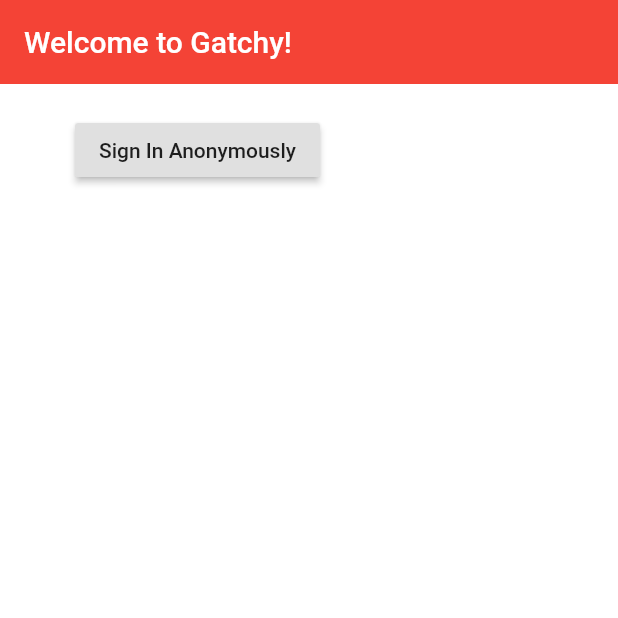
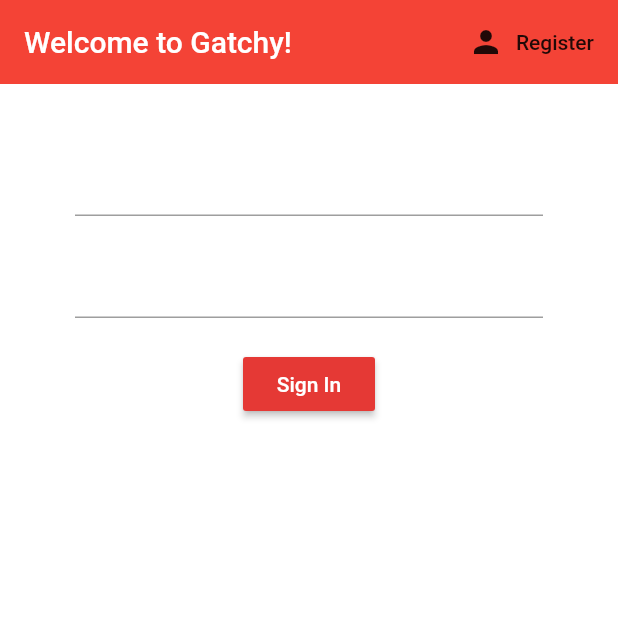
Before and after one commit to bri-shin/gatchy_work, a Flutter app: the screen it shows after launch, on a phone screen of 412 x 824 dp, the top half of it. Run offline on Flutter 3.47's test engine with Material 2 defaults, Android fonts, the phone set to English and light mode, and no system bars; our stand-ins replace firebase_auth; accounts and stored records are empty.

Commit message:
email register implemented

```diff
--- a/lib/screens/authenticate/authenticate.dart
+++ b/lib/screens/authenticate/authenticate.dart
@@ -1,5 +1,8 @@
 import 'package:flutter/material.dart';
 import 'package:gatchy_work/screens/authenticate/sign_in.dart';
+import 'package:gatchy_work/screens/authenticate/register.dart';
+
+// Wrapper for changing between register and sign in
 
 class Authenticate extends StatefulWidget {
   @override
@@ -7,10 +10,18 @@
 }
 
 class _AuthenticateState extends State<Authenticate> {
+
+  bool showSignIn = true;
+  void toggleView() {
+    setState(() => showSignIn = !showSignIn);
+  }
+
   @override
   Widget build(BuildContext context) {
-    return Container(
-      child: SignIn(),
-    );
+    if(showSignIn){
+      return SignIn(toggleView: toggleView );
+    } else {
+      return Register(toggleView: toggleView);
+    }
   }
 }
--- a/lib/screens/authenticate/sign_in.dart
+++ b/lib/screens/authenticate/sign_in.dart
@@ -2,6 +2,10 @@
 import 'package:gatchy_work/services/auth.dart';
 
 class SignIn extends StatefulWidget {
+
+  final Function toggleView;
+  SignIn({ this.toggleView});
+
   @override
   _SignInState createState() => _SignInState();
 }
@@ -9,6 +13,11 @@
 class _SignInState extends State<SignIn> {
 
   final AuthService _auth = AuthService();
+
+  //local state variable - text field state
+  String email = '';
+  String password = '';
+
 
   @override
   Widget build(BuildContext context) {
@@ -18,20 +27,48 @@
         backgroundColor: Colors.red,
         elevation: 0.0,
         title: Text('Welcome to Gatchy!'),
+        actions: <Widget>[
+          FlatButton.icon(
+            icon: Icon(Icons.person),
+            label: Text("Register"),
+            onPressed: () {
+              widget.toggleView();
+            },)
+        ],
       ),
       body: Container(
         padding: EdgeInsets.symmetric(vertical: 20.0, horizontal: 50),
-        child: RaisedButton(
-          child: Text('Sign In Anonymously'),
-          onPressed: () async {
-            dynamic result = await _auth.signInAnonymous();
-            if(result == null){
-              print('error signing in');
-            } else {
-              print('signed in');
-              print(result.uid);
-            }
-          },),
+        child: Form(
+          child: Column(
+            children: <Widget>[
+              SizedBox(height:20.0),
+              TextFormField(
+                onChanged: (val) {
+                  setState(() => email = val);
+                }
+              ),
+              SizedBox(height:20.0),
+              TextFormField(
+                obscureText: true,
+                onChanged: (val) {
+                  setState(() => password = val);
+                }
+              ),
+              SizedBox(height:20.0),
+              RaisedButton(
+                color: Colors.red[600],
+                child: Text(
+                  'Sign In',
+                  style: TextStyle(color: Colors.white),
+                ),
+                onPressed: () async {
+                  print(email);
+                  print(password);
+                }
+              )
+            ]
+          ),
+        ),
       ),
     );
   }
--- a/lib/screens/wrapper.dart
+++ b/lib/screens/wrapper.dart
@@ -10,9 +10,15 @@
 
     //Accessing user data from the provider
     final user = Provider.of<User>(context);
-    print(user);
 
     // Return either Home or Authenticate
-    return Authenticate();
+
+    // Not Authenticated = Null
+    if (user == null) {
+      return Authenticate();
+    } else {  // Else = Authenticated / Login
+      return Home();
+    }
+
   }
 }
```
Also changed, not shown: lib/screens/authenticate/register.dart (added, +86 -0 lines), lib/screens/home/home.dart (+18 -2 lines), lib/services/auth.dart (+20 -0 lines).
